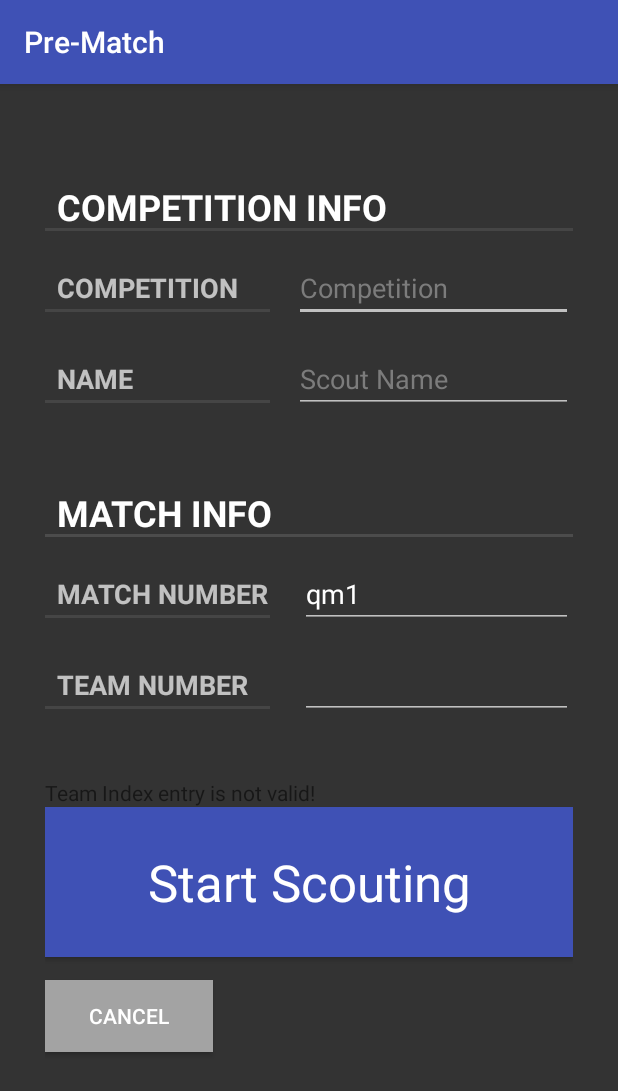
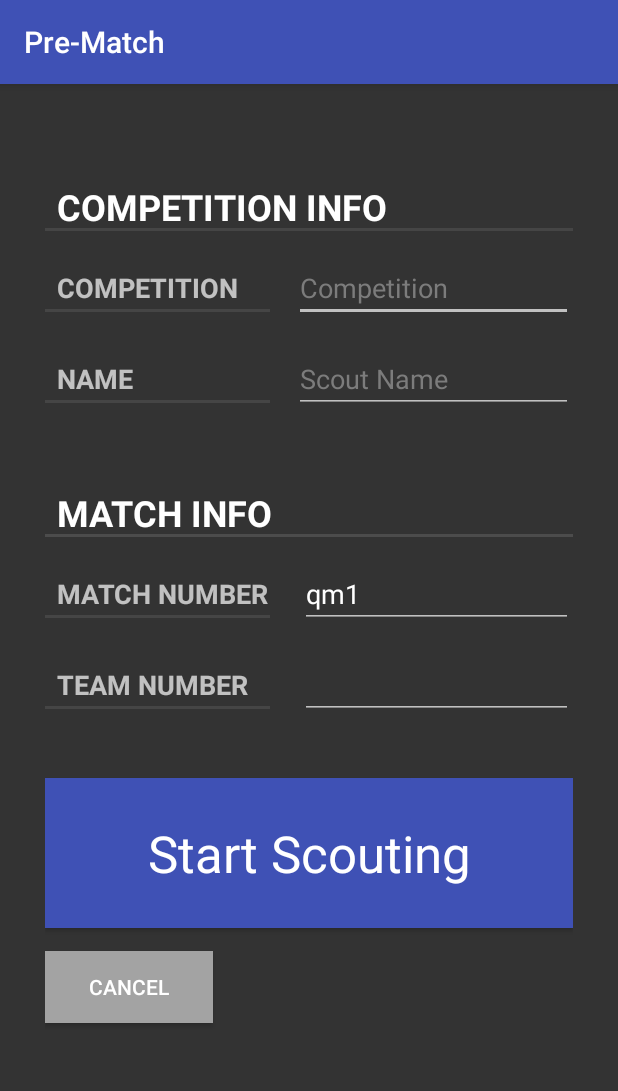
Before and after one commit to usfirst-frc-2135/scouting, an Android app: the PreMatchActivity screen opened directly, with no data from a screen before it, on a phone screen of 412 x 824 dp. Shown: the top 1091 px of the screen. Run offline under Robolectric (Android 15) with nearby library versions, the phone set to English and light mode, and no system bars; 4 statements that could not run were skipped.

Commit message:
deleted leftover team index textview on prematch activity

```diff
--- a/FRC_Scout/app/src/main/res/layout/prematch_activity.xml
+++ b/FRC_Scout/app/src/main/res/layout/prematch_activity.xml
@@ -164,12 +164,6 @@
             android:text="Please fill in the missing fields!"
             android:paddingTop="20dp">
         </TextView>
-        <TextView
-            android:id="@+id/team_index_err"
-            android:layout_width="match_parent"
-            android:layout_height="wrap_content"
-            android:text="Team Index entry is not valid!">
-        </TextView>
 
         <Button
             android:id="@+id/start_scouting_button"
```
